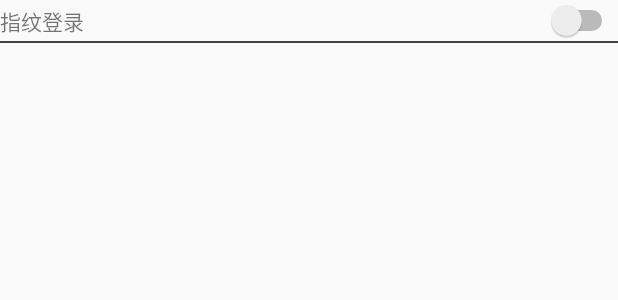
After one commit to 18646331841/WorkManage, an Android app: the layout fragment_fingerprint_manager.xml on its own in the app's theme, with its tools: preview values and no code run, on a phone screen of 412 x 824 dp. The commit adds this screen. Shown: the top 300 px of the screen. Run offline under Robolectric (Android 15) with nearby library versions, the phone set to English and light mode, and no system bars.

Commit message:
Add FingerprintManager and fragment

```diff
--- a/app/src/main/AndroidManifest.xml
+++ b/app/src/main/AndroidManifest.xml
@@ -20,6 +20,8 @@
     <uses-permission android:name="android.permission.CHANGE_WIFI_STATE"/>
     <!-- 这个权限用于允许程序在手机屏幕关闭后后台进程仍然运行 -->
     <uses-permission android:name="android.permission.WAKE_LOCK"/>
+    <!--指纹识别权限 -->
+    <uses-permission android:name="android.permission.USE_FINGERPRINT"/>
 
     <application
         android:allowBackup="true"
--- /dev/null
+++ b/app/src/main/res/layout/fragment_fingerprint_manager.xml
@@ -0,0 +1,40 @@
+<?xml version="1.0" encoding="utf-8"?>
+<android.support.constraint.ConstraintLayout
+    xmlns:android="http://schemas.android.com/apk/res/android"
+    xmlns:app="http://schemas.android.com/apk/res-auto"
+    xmlns:tools="http://schemas.android.com/tools"
+    android:layout_width="match_parent"
+    android:layout_height="match_parent"
+    tools:context=".view.fragment.FingerprintManagerFragment">
+
+    <Switch
+        android:id="@+id/fp_t"
+        android:layout_width="wrap_content"
+        android:layout_height="wrap_content"
+        app:layout_constraintBottom_toBottomOf="@+id/fp_login_tv"
+        app:layout_constraintEnd_toEndOf="parent"
+        app:layout_constraintTop_toTopOf="@+id/fp_login_tv"/>
+
+    <TextView
+        android:id="@+id/fp_login_tv"
+        android:layout_width="wrap_content"
+        android:layout_height="wrap_content"
+        android:text="@string/login_fingerprint"
+        app:layout_constraintBottom_toTopOf="@+id/fp_line"
+        app:layout_constraintStart_toStartOf="parent"
+        app:layout_constraintTop_toTopOf="parent"
+        tools:ignore="MissingConstraints"/>
+
+    <View
+        android:id="@+id/fp_line"
+        android:layout_width="match_parent"
+        android:layout_height="1dp"
+        android:background="@color/cardview_dark_background"
+        app:layout_constraintTop_toBottomOf="@+id/fp_t"/>
+
+    <TextView
+        android:id="@+id/fp_tv"
+        android:layout_width="match_parent"
+        android:layout_height="wrap_content"
+        app:layout_constraintTop_toBottomOf="@+id/fp_line"/>
+</android.support.constraint.ConstraintLayout>
--- a/app/src/main/res/values/strings.xml
+++ b/app/src/main/res/values/strings.xml
@@ -9,6 +9,7 @@
     <string name="title_event">事件</string>
     <string name="title_news">新闻</string>
     <string name="warn_analysis">警报分析</string>
+    <string name="login_fingerprint">指纹登录</string>
 
     <string name="crash_notice">很抱歉，我有事儿，先走一步啦！</string>
 
```
Also changed, not shown: app/src/main/java/com/barisetech/www/workmanage/utils/FingerprintUtil.java (added, +97 -0 lines), app/src/main/java/com/barisetech/www/workmanage/view/fragment/FingerprintManagerFragment.java (added, +31 -0 lines).
